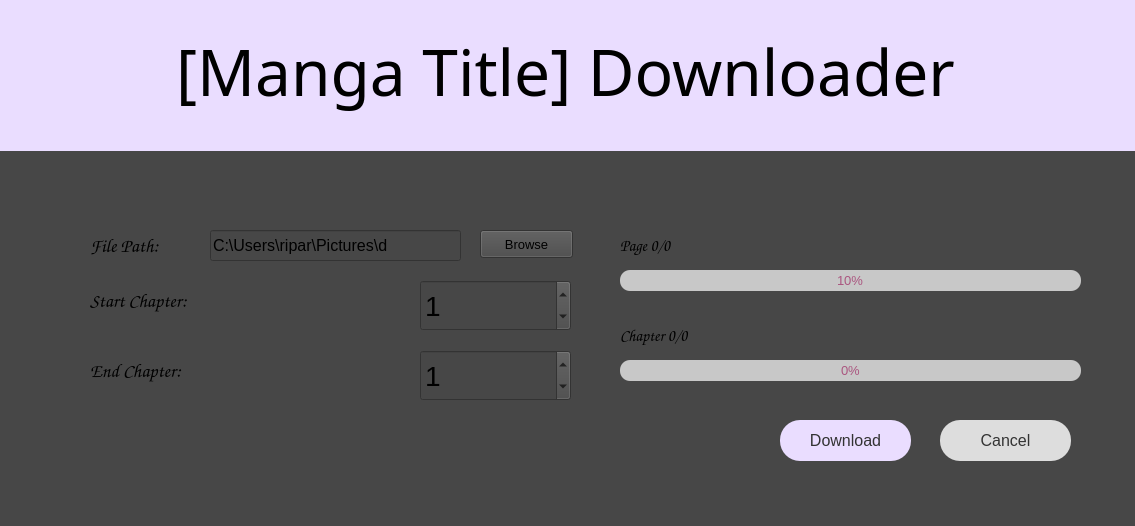
Before: the Qt Designer form mangaGUI.ui in ArunJayaraman95/MangaPy, drawn with Qt 5.
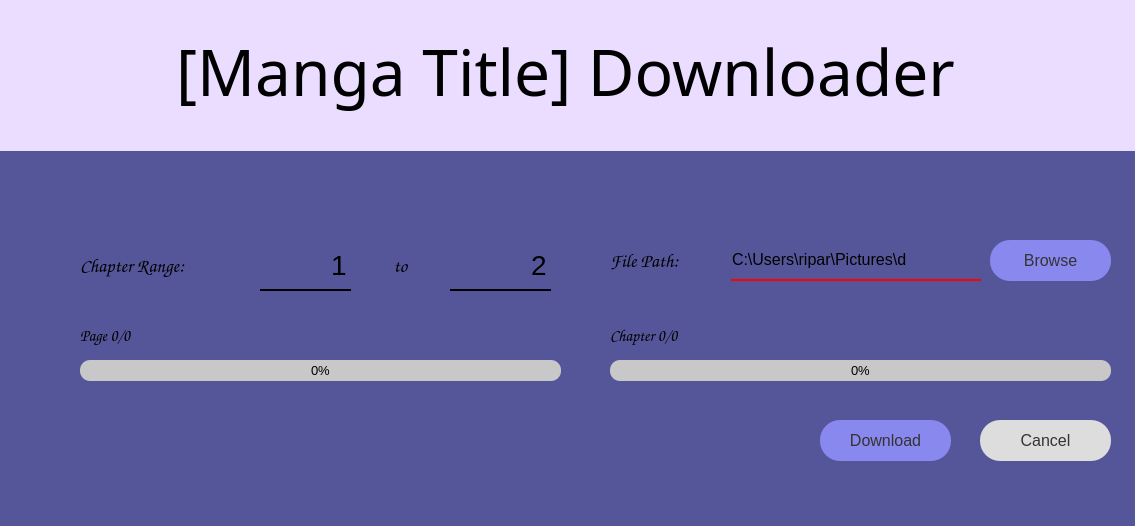
After: the same form once the commit is applied.

Commit message: File path and spin boxes

```diff
--- a/mangaGUI.ui
+++ b/mangaGUI.ui
@@ -19,7 +19,7 @@
    <string>Dialog</string>
   </property>
   <property name="styleSheet">
-   <string notr="true">background-color: rgb(71, 71, 71);</string>
+   <string notr="true">background-color: #559;</string>
   </property>
   <widget class="QProgressBar" name="pageProgress">
    <property name="enabled">
@@ -27,9 +27,9 @@
    </property>
    <property name="geometry">
     <rect>
-     <x>620</x>
-     <y>270</y>
-     <width>461</width>
+     <x>80</x>
+     <y>360</y>
+     <width>481</width>
      <height>21</height>
     </rect>
    </property>
@@ -39,7 +39,7 @@
    <property name="styleSheet">
     <string notr="true">QProgressBar {
 	background-color: rgb(200, 200, 200);
-	color: rgb(170, 85, 127);
+	color: #000;
 	border-style: solid;
 	border-radius: 10px;
 	text-align: center;
@@ -47,10 +47,13 @@
 
 QProgressBar::chunk {
 	border-radius: 10px;
+	
+	
+	background-color: rgb(2, 255, 171);
 }</string>
    </property>
    <property name="value">
-    <number>10</number>
+    <number>0</number>
    </property>
   </widget>
   <widget class="QLabel" name="label">
@@ -84,10 +87,10 @@
   <widget class="QLineEdit" name="pathText">
    <property name="geometry">
     <rect>
-     <x>210</x>
-     <y>230</y>
+     <x>730</x>
+     <y>240</y>
      <width>251</width>
-     <height>31</height>
+     <height>41</height>
     </rect>
    </property>
    <property name="font">
@@ -95,6 +98,13 @@
      <pointsize>12</pointsize>
     </font>
    </property>
+   <property name="styleSheet">
+    <string notr="true">QLineEdit {
+border: none;
+border-bottom: 2px solid;
+border-color: #F00;
+}</string>
+   </property>
    <property name="text">
     <string>C:\Users\ripar\Pictures\d</string>
    </property>
@@ -102,10 +112,10 @@
   <widget class="QLabel" name="label_2">
    <property name="geometry">
     <rect>
-     <x>90</x>
-     <y>230</y>
-     <width>91</width>
-     <height>31</height>
+     <x>610</x>
+     <y>240</y>
+     <width>121</width>
+     <height>41</height>
     </rect>
    </property>
    <property name="font">
@@ -121,9 +131,9 @@
   <widget class="QSpinBox" name="startChapter">
    <property name="geometry">
     <rect>
-     <x>420</x>
-     <y>280</y>
-     <width>151</width>
+     <x>260</x>
+     <y>240</y>
+     <width>91</width>
      <height>51</height>
     </rect>
    </property>
@@ -135,6 +145,21 @@
    <property name="layoutDirection">
     <enum>Qt::LeftToRight</enum>
    </property>
+   <property name="autoFillBackground">
+    <bool>false</bool>
+   </property>
+   <property name="styleSheet">
+    <string notr="true">QSpinBox {
+border: none;
+border-bottom: 2px solid black;
+}</string>
+   </property>
+   <property name="alignment">
+    <set>Qt::AlignRight|Qt::AlignTrailing|Qt::AlignVCenter</set>
+   </property>
+   <property name="buttonSymbols">
+    <enum>QAbstractSpinBox::NoButtons</enum>
+   </property>
    <property name="showGroupSeparator" stdset="0">
     <bool>false</bool>
    </property>
@@ -148,10 +173,10 @@
   <widget class="QLabel" name="label_3">
    <property name="geometry">
     <rect>
-     <x>90</x>
-     <y>270</y>
-     <width>161</width>
-     <height>61</height>
+     <x>80</x>
+     <y>240</y>
+     <width>171</width>
+     <height>51</height>
     </rect>
    </property>
    <property name="font">
@@ -161,15 +186,15 @@
     </font>
    </property>
    <property name="text">
-    <string>Start Chapter:</string>
+    <string>Chapter Range:</string>
    </property>
   </widget>
   <widget class="QSpinBox" name="endChapter">
    <property name="geometry">
     <rect>
-     <x>420</x>
-     <y>350</y>
-     <width>151</width>
+     <x>450</x>
+     <y>240</y>
+     <width>101</width>
      <height>51</height>
     </rect>
    </property>
@@ -178,45 +203,38 @@
      <pointsize>21</pointsize>
     </font>
    </property>
+   <property name="styleSheet">
+    <string notr="true">QSpinBox {
+border: none;
+border-bottom: 2px solid black;
+}</string>
+   </property>
+   <property name="alignment">
+    <set>Qt::AlignRight|Qt::AlignTrailing|Qt::AlignVCenter</set>
+   </property>
+   <property name="buttonSymbols">
+    <enum>QAbstractSpinBox::NoButtons</enum>
+   </property>
    <property name="maximum">
     <number>2000</number>
    </property>
    <property name="value">
-    <number>1</number>
-   </property>
-  </widget>
-  <widget class="QLabel" name="label_4">
-   <property name="geometry">
-    <rect>
-     <x>90</x>
-     <y>340</y>
-     <width>161</width>
-     <height>61</height>
-    </rect>
-   </property>
-   <property name="font">
-    <font>
-     <family>Comic Sans MS</family>
-     <pointsize>14</pointsize>
-    </font>
-   </property>
-   <property name="text">
-    <string>End Chapter:</string>
+    <number>2</number>
    </property>
   </widget>
   <widget class="QProgressBar" name="chapterProgress">
    <property name="geometry">
     <rect>
-     <x>620</x>
+     <x>610</x>
      <y>360</y>
-     <width>461</width>
+     <width>501</width>
      <height>21</height>
     </rect>
    </property>
    <property name="styleSheet">
     <string notr="true">QProgressBar {
 	background-color: rgb(200, 200, 200);
-	color: rgb(170, 85, 127);
+	color: #000;
 	border-style: solid;
 	border-radius: 10px;
 	text-align: center;
@@ -224,6 +242,9 @@
 
 QProgressBar::chunk {
 	border-radius: 10px;
+	
+	
+	background-color: rgb(2, 255, 171);
 }</string>
    </property>
    <property name="value">
@@ -233,8 +254,8 @@
   <widget class="QLabel" name="pageLabel">
    <property name="geometry">
     <rect>
-     <x>620</x>
-     <y>230</y>
+     <x>80</x>
+     <y>320</y>
      <width>231</width>
      <height>31</height>
     </rect>
@@ -252,7 +273,7 @@
   <widget class="QLabel" name="chapterLabel">
    <property name="geometry">
     <rect>
-     <x>620</x>
+     <x>610</x>
      <y>320</y>
      <width>421</width>
      <height>31</height>
@@ -271,7 +292,7 @@
   <widget class="QPushButton" name="downloadButton">
    <property name="geometry">
     <rect>
-     <x>780</x>
+     <x>820</x>
      <y>420</y>
      <width>131</width>
      <height>41</height>
@@ -284,7 +305,7 @@
    </property>
    <property name="styleSheet">
     <string notr="true">QPushButton {
-background-color: rgb(234, 221, 255);
+background-color: #88E; 
 border: none;
 color: #333;
 border-radius: 20%;
@@ -297,7 +318,7 @@
   <widget class="QPushButton" name="cancelButton">
    <property name="geometry">
     <rect>
-     <x>940</x>
+     <x>980</x>
      <y>420</y>
      <width>131</width>
      <height>41</height>
@@ -323,16 +344,51 @@
   <widget class="QPushButton" name="browseButton">
    <property name="geometry">
     <rect>
-     <x>480</x>
-     <y>230</y>
-     <width>93</width>
-     <height>28</height>
+     <x>990</x>
+     <y>240</y>
+     <width>121</width>
+     <height>41</height>
     </rect>
    </property>
+   <property name="font">
+    <font>
+     <pointsize>12</pointsize>
+    </font>
+   </property>
+   <property name="styleSheet">
+    <string notr="true">QPushButton {
+background-color: #88E;
+border: none;
+color: #333;
+border-radius: 20%;
+}</string>
+   </property>
    <property name="text">
     <string>Browse</string>
    </property>
   </widget>
+  <widget class="QLabel" name="label_4">
+   <property name="geometry">
+    <rect>
+     <x>360</x>
+     <y>240</y>
+     <width>81</width>
+     <height>51</height>
+    </rect>
+   </property>
+   <property name="font">
+    <font>
+     <family>Comic Sans MS</family>
+     <pointsize>14</pointsize>
+    </font>
+   </property>
+   <property name="text">
+    <string>to</string>
+   </property>
+   <property name="alignment">
+    <set>Qt::AlignCenter</set>
+   </property>
+  </widget>
  </widget>
  <resources/>
  <connections/>
```
